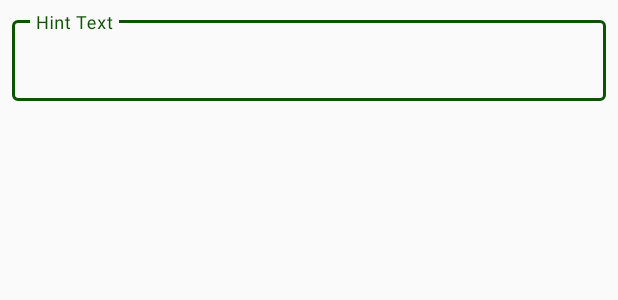
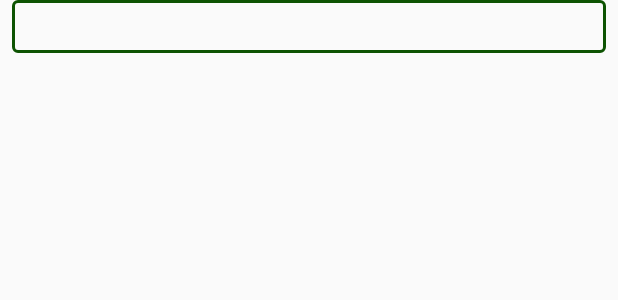
Before and after one commit to databits3883/scout-builder-android, an Android app: the layout ui_textbox_maker.xml on its own in the app's theme, with its tools: preview values and no code run, on a phone screen of 412 x 824 dp. Shown: the top 300 px of the screen. Run offline under Robolectric (Android 15) with nearby library versions, the phone set to English and light mode, and no system bars.

Commit message:
Disable textbox hints due to the new smaller size box
Cleanup the formatting as well

```diff
--- a/app/src/main/res/layout/ui_textbox_maker.xml
+++ b/app/src/main/res/layout/ui_textbox_maker.xml
@@ -2,7 +2,7 @@
 <androidx.constraintlayout.widget.ConstraintLayout xmlns:android="http://schemas.android.com/apk/res/android"
     xmlns:app="http://schemas.android.com/apk/res-auto"
     android:layout_width="match_parent"
-    android:layout_height="match_parent">
+    android:layout_height="wrap_content">
 
     <!--This layout sets the size/dimensions of the box-->
     <com.google.android.material.textfield.TextInputLayout
@@ -10,12 +10,13 @@
         android:layout_width="0dp"
         android:layout_height="wrap_content"
         android:layout_marginStart="8dp"
-        android:layout_marginTop="8dp"
         android:layout_marginEnd="8dp"
-        android:hint="@string/HintTextDefault"
+        android:layout_marginBottom="8dp"
+        app:hintEnabled="false"
         app:boxStrokeColor="@color/accent_color"
         app:counterTextColor="@color/accent_color"
         app:hintTextColor="@color/accent_color"
+        app:layout_constraintBottom_toBottomOf="parent"
         app:layout_constraintEnd_toEndOf="parent"
         app:layout_constraintStart_toStartOf="parent"
         app:layout_constraintTop_toTopOf="parent">
@@ -24,7 +25,8 @@
         <com.google.android.material.textfield.TextInputEditText
             android:id="@+id/enteredText"
             android:layout_width="match_parent"
-            android:layout_height="wrap_content"
+            android:layout_height="match_parent"
+            android:padding="8dp"
             android:textCursorDrawable="@null"
             android:textSize="14sp" />
     </com.google.android.material.textfield.TextInputLayout>
```
